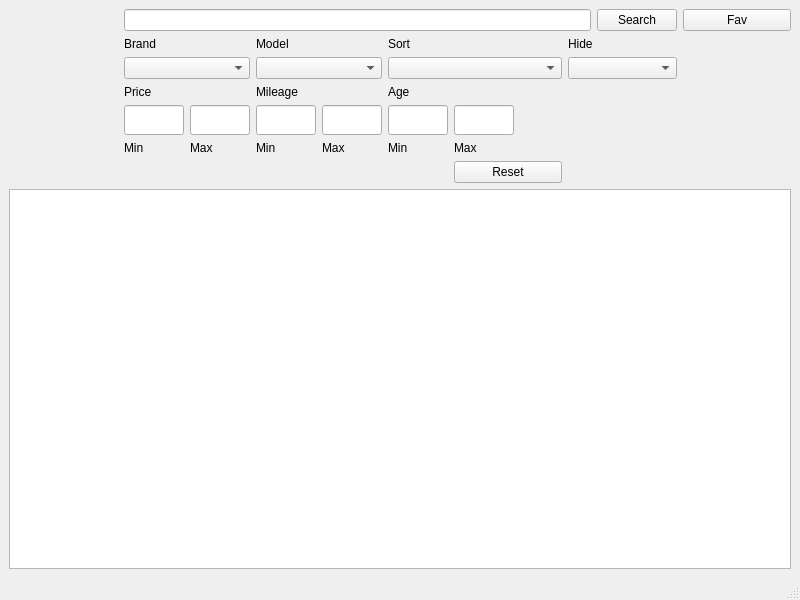
Old version of the form mainwindow.ui in the repository happy394/qt_project_hse.
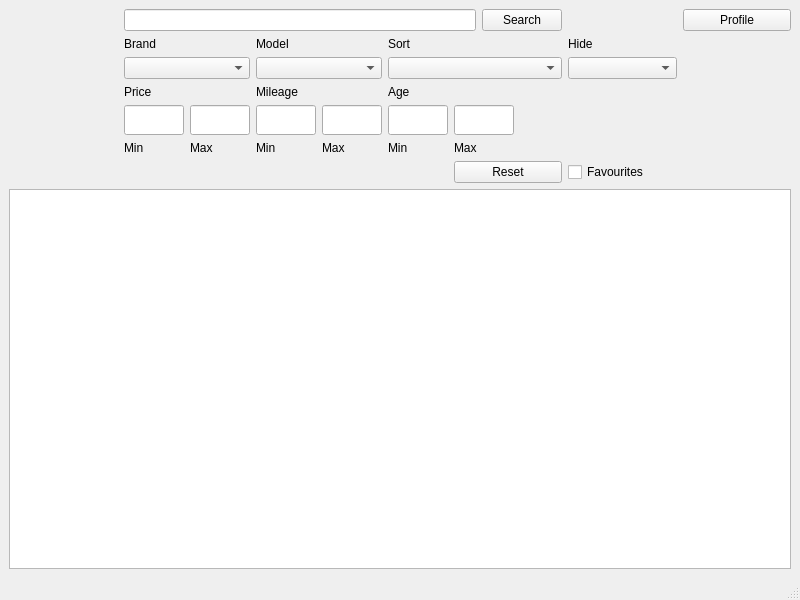
New version of the form.

Commit message:
Profile database (In progress)
Functions to add favourites and filter by it

What changed in the file:
```diff
--- a/mainwindow.ui
+++ b/mainwindow.ui
@@ -88,25 +88,7 @@
         <item>
          <widget class="QPushButton" name="FavoriteButton">
           <property name="text">
-           <string>Fav</string>
-          </property>
-         </widget>
-        </item>
-       </layout>
-      </item>
-     </layout>
-    </item>
-    <item row="0" column="1" colspan="7">
-     <layout class="QVBoxLayout" name="verticalLayout_5">
-      <item>
-       <layout class="QHBoxLayout" name="Search">
-        <item>
-         <widget class="QLineEdit" name="SearchBar"/>
-        </item>
-        <item>
-         <widget class="QPushButton" name="SearchButton">
-          <property name="text">
-           <string>Search</string>
+           <string>Profile</string>
           </property>
          </widget>
         </item>
@@ -411,6 +393,31 @@
       </property>
      </widget>
     </item>
+    <item row="0" column="1" colspan="6">
+     <layout class="QVBoxLayout" name="verticalLayout_5">
+      <item>
+       <layout class="QHBoxLayout" name="Search">
+        <item>
+         <widget class="QLineEdit" name="SearchBar"/>
+        </item>
+        <item>
+         <widget class="QPushButton" name="SearchButton">
+          <property name="text">
+           <string>Search</string>
+          </property>
+         </widget>
+        </item>
+       </layout>
+      </item>
+     </layout>
+    </item>
+    <item row="6" column="7">
+     <widget class="QCheckBox" name="checkBox">
+      <property name="text">
+       <string>Favourites</string>
+      </property>
+     </widget>
+    </item>
    </layout>
   </widget>
   <widget class="QMenuBar" name="menubar">
```
Left out of the diff: 2 changed lines with no effect on the pictures. The commit also changes 11 other files.
